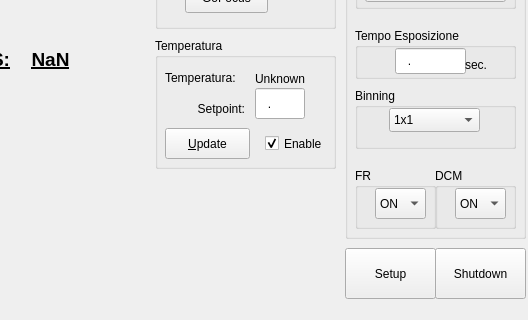
First picture: the form in mainwindow.ui, repository algebrato/PenguinSBIG, before the edit; both pictures show x 135 to 663 and y 151 to 471 of the 663 by 471 pixel window.
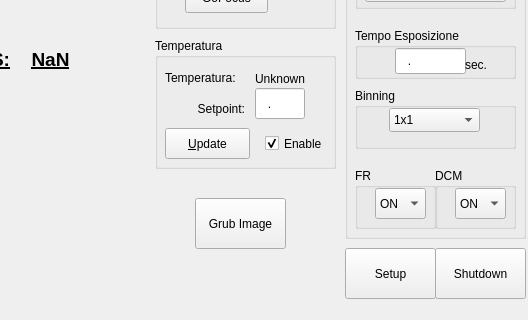
Second picture: the form after the edit. Icons and pictures are not drawn.

Commit message:
Fix openConnection and getImage.
	...and some pic.
	new file:   IMM/yoda_l_d.png
	new file:   IMM/yoda_l_u.png
	modified:   mainwindow.cpp
	modified:   mainwindow.ui

```diff
--- a/mainwindow.ui
+++ b/mainwindow.ui
@@ -696,6 +696,19 @@
      <set>Qt::AlignCenter</set>
     </property>
    </widget>
+   <widget class="QPushButton" name="TestGrub">
+    <property name="geometry">
+     <rect>
+      <x>330</x>
+      <y>330</y>
+      <width>91</width>
+      <height>51</height>
+     </rect>
+    </property>
+    <property name="text">
+     <string>Grub Image</string>
+    </property>
+   </widget>
   </widget>
   <widget class="QMenuBar" name="menuBar">
    <property name="geometry">
```
The commit also changes 3 other files.
